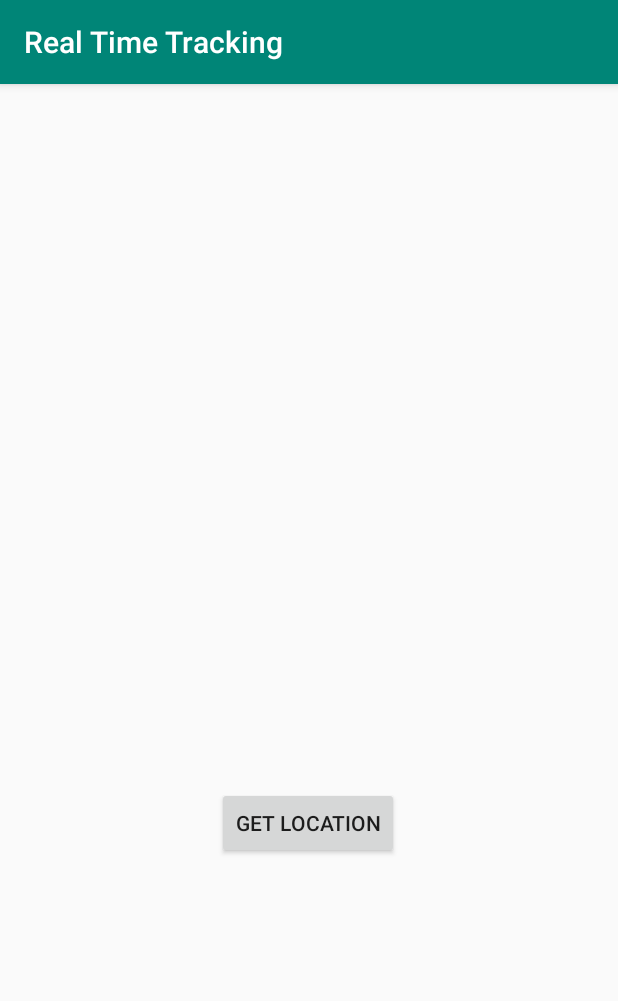
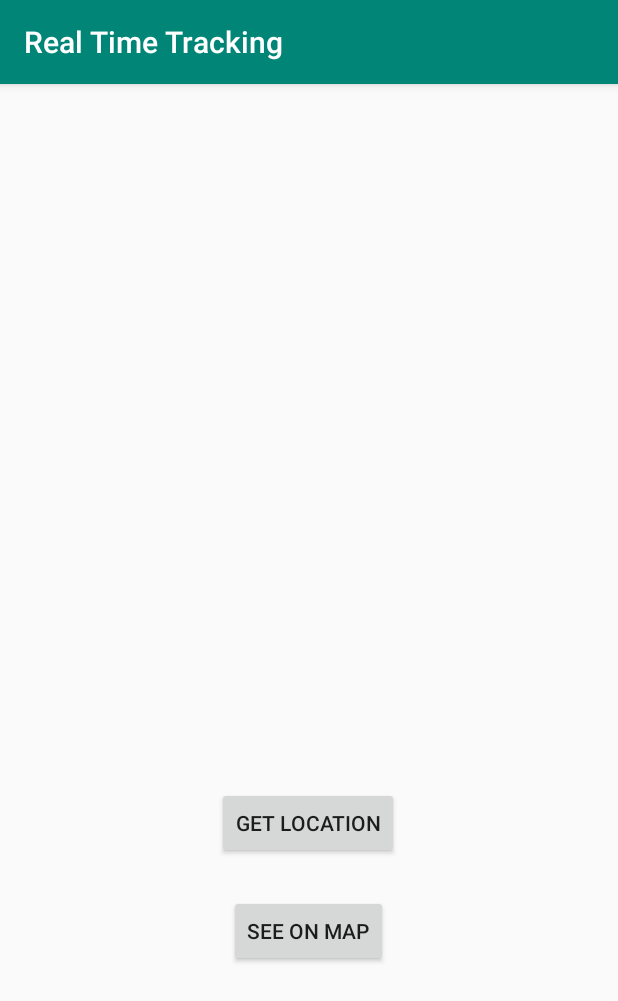
Before and after one commit to rishabh-997/realtimetracking, an Android app: the AfterLogIn screen opened directly, with no data from a screen before it, on a phone screen of 412 x 824 dp. Shown: the top 1001 px of the screen. Run offline under Robolectric (Android 15) with nearby library versions, the phone set to English and light mode, and no system bars; our stand-ins replace Firebase (no records; nobody signed in at launch, a user with empty details on screens opened directly).

Commit message:
Added a MapActivity as it is done. Added the map Api which you can get from instructions. Added marker which will show your current location on the map.

```diff
--- a/app/src/main/java/com/example/realtimetracking/AfterLogIn.java
+++ b/app/src/main/java/com/example/realtimetracking/AfterLogIn.java
@@ -1,6 +1,7 @@
 package com.example.realtimetracking;
 
 import android.Manifest;
+import android.content.Intent;
 import android.content.pm.PackageManager;
 import android.location.Location;
 import android.location.LocationListener;
@@ -39,8 +40,10 @@ public class AfterLogIn extends AppCompatActivity
 
     FusedLocationProviderClient client;
 
-    Button button;
+    Button button,button_show;
     TextView textView;
+
+    Double latitude,longitude,altitude;
 
     @Override
     protected void onCreate(Bundle savedInstanceState) {
@@ -53,6 +56,7 @@ public class AfterLogIn extends AppCompatActivity
         databaseReference=firebaseDatabase.getReference().child("Users");
 
         button=findViewById(R.id.button);
+        button_show=findViewById(R.id.show);
         textView=findViewById(R.id.textView);
 
         //initializing client data type to get location
@@ -83,9 +87,9 @@ public class AfterLogIn extends AppCompatActivity
                             {
                                 /**
                                  * Converts recieved cordinates into latitude and longitude*/
-                                Double latitude=location.getLatitude();
-                                Double longitude=location.getLongitude();
-                                Double altitude=location.getAltitude();
+                                latitude=location.getLatitude();
+                                longitude=location.getLongitude();
+                                altitude=location.getAltitude();
                                 String ans="Email id - "+firebaseUser.getEmail()+"\n"+"Latitude - "+latitude+"\n"
                                         +"Longitude - "+longitude+"\n"+"Altitude - "+altitude;
                                 textView.setText(ans);
@@ -110,6 +114,20 @@ public class AfterLogIn extends AppCompatActivity
                   });
             }
         });
+
+
+        button_show.setOnClickListener(new View.OnClickListener() {
+            @Override
+            public void onClick(View v)
+            {
+                Intent map=new Intent(AfterLogIn.this,MapsActivity.class);
+                map.putExtra("Email",firebaseUser.getEmail());
+                map.putExtra("Latitude",latitude);
+                map.putExtra("Longitude",longitude);
+                map.putExtra("Altitude",altitude);
+                startActivity(map);
+            }
+        });
     }
 
     /**
--- a/app/src/main/res/layout/activity_after_log_in.xml
+++ b/app/src/main/res/layout/activity_after_log_in.xml
@@ -32,4 +32,20 @@
         app:layout_constraintTop_toBottomOf="@+id/textView"
         app:layout_constraintVertical_bias="0.214" />
 
+    <Button
+        android:id="@+id/show"
+        android:layout_width="wrap_content"
+        android:layout_height="wrap_content"
+        android:layout_marginStart="8dp"
+        android:layout_marginTop="8dp"
+        android:layout_marginEnd="8dp"
+        android:layout_marginBottom="8dp"
+        android:text="See on Map"
+        app:layout_constraintBottom_toBottomOf="parent"
+        app:layout_constraintEnd_toEndOf="parent"
+        app:layout_constraintHorizontal_bias="0.498"
+        app:layout_constraintStart_toStartOf="parent"
+        app:layout_constraintTop_toBottomOf="@+id/button"
+        app:layout_constraintVertical_bias="0.086" />
+
 </android.support.constraint.ConstraintLayout>
```
Also changed, not shown: app/src/main/java/com/example/realtimetracking/MapsActivity.java (+42 -4 lines).
